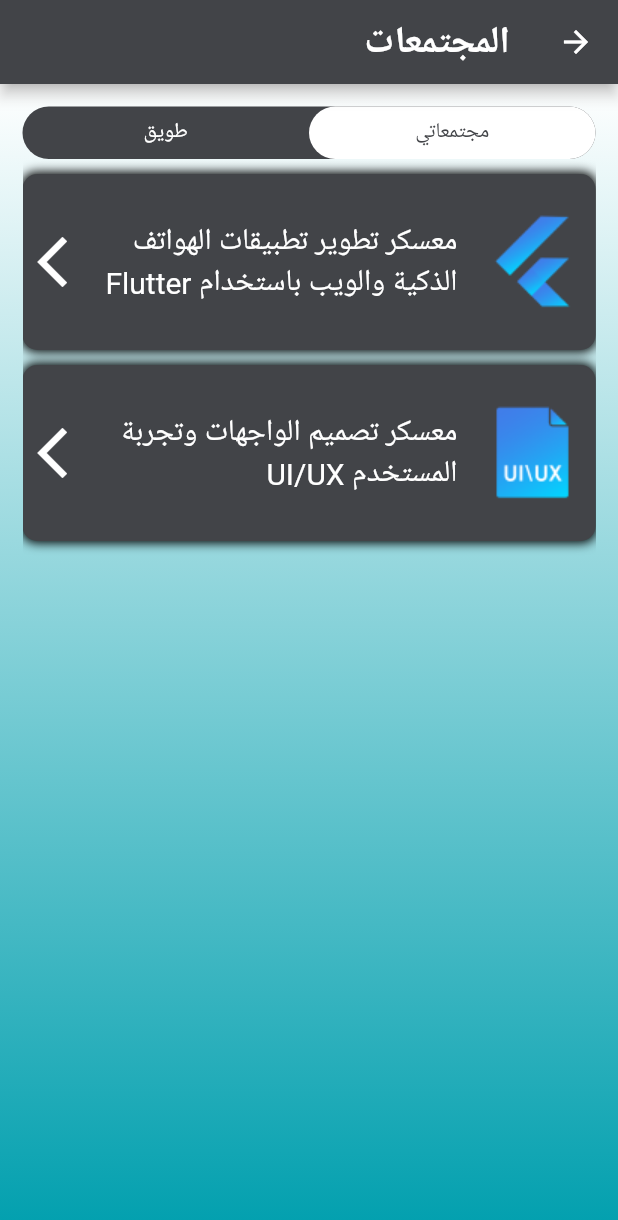
After one commit to RakanW10/tuwaiq_community, a Flutter app: the MycCommunitiesPage screen opened by its route, on a phone screen of 412 x 824 dp. The commit adds this screen. Shown: the top 1220 px of the screen. Run offline on Flutter 3.47's test engine with Material 2 defaults, Android fonts, the light colour scheme and no system bars; our stand-ins replace flutter_svg, get, percent_indicator.

Commit message:
create ommunitiesPage

```diff
--- /dev/null
+++ b/lib/Model/CommunityData.dart
@@ -0,0 +1,47 @@
+List myCommunity = [
+  {
+    "id": "1",
+    "nameCommunity":
+        "معسكر تطوير تطبيقات الهواتف الذكية والويب باستخدام Flutter",
+    "image": "images/image 1.png"
+  },
+  {
+    "id": "2",
+    "nameCommunity": "معسكر تصميم الواجهات وتجربة المستخدم UI/UX",
+    "image": "images/image 2.png"
+  }
+];
+
+List tuCommunity = [
+  {
+    "id": "1",
+    "nameCommunity":
+        "معسكر تطوير تطبيقات الهواتف الذكية والويب باستخدام Flutter",
+    "image": "images/image 1.png"
+  },
+  {
+    "id": "2",
+    "nameCommunity": "معسكر تصميم الواجهات وتجربة المستخدم UI/UX",
+    "image": "images/image 2.png"
+  },
+  {
+    "id": "3",
+    "nameCommunity": "معسكر تطوير تطبيقات Android",
+    "image": "images/image 3.png"
+  },
+  {
+    "id": "4",
+    "nameCommunity": " تطوير تطبيقات iOS باستخدام SwiftUI ",
+    "image": "images/image 4.png"
+  },
+  {
+    "id": "5",
+    "nameCommunity": "معسكر تصميم الواجهات وتجربة المستخدم UI/UX",
+    "image": "images/image 2.png"
+  },
+  {
+    "id": "6",
+    "nameCommunity": "معسكر تصميم الواجهات وتجربة المستخدم UI/UX",
+    "image": "images/image 2.png"
+  },
+];
--- a/lib/main.dart
+++ b/lib/main.dart
@@ -1,6 +1,8 @@
 import 'package:flutter/material.dart';
 import 'package:get/get.dart';
 import 'package:tuwaiq_community/router/router.dart';
+import 'package:tuwaiq_community/views/MycCommunitiesPage/MycCommunitiesPage.dart';
+import 'package:tuwaiq_community/views/MycCommunitiesPage/components/TabBarTest.dart';
 import 'package:tuwaiq_community/views/ProfilePage/profilePage.dart';
 import 'package:tuwaiq_community/views/loginPage/LoginPage.dart';
 
@@ -15,7 +17,7 @@ class MyApp extends StatelessWidget {
       //  initialRoute: RouterName.loginPage,
       getPages: routerApp,
       locale: const Locale("ar", "SA"),
-      home: LoginPage(),
+      home: ProfilePage(),
     );
   }
 }
--- a/lib/router/router.dart
+++ b/lib/router/router.dart
@@ -2,12 +2,16 @@ import 'package:get/get.dart';
 import 'package:tuwaiq_community/views/LoginPage/LoginPage.dart';
 import 'package:tuwaiq_community/views/ProfilePage/profilePage.dart';
 
+import '../views/MycCommunitiesPage/MycCommunitiesPage.dart';
+
 List<GetPage<dynamic>> routerApp = [
   GetPage(name: RouterName.loginPage, page: () => const LoginPage()),
   GetPage(name: RouterName.profilePage, page: () => const ProfilePage()),
+   GetPage(name: RouterName.communitiesPage, page: () =>  MycCommunitiesPage()),
 ];
 
 abstract class RouterName {
   static const String loginPage = "/LoginPage";
    static const String profilePage = "/ProfilePage";
+   static const String communitiesPage = "/communitiesPage";
 }
--- /dev/null
+++ b/lib/views/MycCommunitiesPage/MycCommunitiesPage.dart
@@ -0,0 +1,126 @@
+import 'package:flutter/cupertino.dart';
+import 'package:flutter/material.dart';
+import 'package:get/get.dart';
+import 'package:tuwaiq_community/Model/CommunityData.dart';
+import 'package:tuwaiq_community/views/MycCommunitiesPage/components/%20myCommunitiesCard.dart';
+import 'package:tuwaiq_community/views/style.dart';
+
+class MycCommunitiesPage extends StatefulWidget {
+  @override
+  _StackOverState createState() => _StackOverState();
+}
+
+class _StackOverState extends State<MycCommunitiesPage>
+    with SingleTickerProviderStateMixin {
+  late TabController _tabController;
+
+  @override
+  void initState() {
+    _tabController = TabController(length: 2, vsync: this);
+    super.initState();
+  }
+
+  @override
+  void dispose() {
+    super.dispose();
+    _tabController.dispose();
+  }
+
+  @override
+  Widget build(BuildContext context) {
+    return Scaffold(
+      appBar: AppBar(
+        backgroundColor: appColors.onSecondary,
+        title: Text(
+          'المجتمعات',
+          style: TextStyle(fontSize: 25, fontWeight: FontWeight.bold),
+        ),
+      ),
+      body: Container(
+        alignment: Alignment.center,
+        height: Get.height,
+        width: Get.width,
+        decoration: const BoxDecoration(
+          gradient: appColors.backgroundColor,
+        ),
+        child: Padding(
+          padding: const EdgeInsets.all(15),
+          child: Column(
+            children: [
+              Container(
+                height: 35,
+                decoration: BoxDecoration(
+                  color: appColors.onSecondary,
+                  borderRadius: BorderRadius.circular(25),
+                ),
+                child: TabBar(
+                  controller: _tabController,
+                  indicator: BoxDecoration(
+                    borderRadius: BorderRadius.circular(
+                      25.0,
+                    ),
+                    color: appColors.onMain,
+                  ),
+                  labelColor: appColors.onSecondary,
+                  unselectedLabelColor: appColors.onMain,
+                  tabs: [
+                    Tab(
+                      text: 'مجتمعاتي',
+                    ),
+                    Tab(
+                      text: 'طويق',
+                    ),
+                  ],
+                ),
+              ),
+
+              //---------------------------------------------------------------------------------
+              Expanded(
+                child: TabBarView(
+                  controller: _tabController,
+                  children: [
+                    GridView.builder(
+                      itemCount: myCommunity.length,
+                      gridDelegate: SliverGridDelegateWithFixedCrossAxisCount(
+                        crossAxisCount: 1,
+                        childAspectRatio: 3,
+                      ),
+                      itemBuilder: (BuildContext context, int index) {
+                        return Padding(
+                          padding: const EdgeInsets.only(top: 10),
+                          child: MyCommunitiesCard(
+                            image: myCommunity[index]["image"],
+                            nameCommunity: myCommunity[index]["nameCommunity"],
+                          ),
+                        );
+                      },
+                    ),
+
+//-----------------------------------------------------------------------------------
+
+                    GridView.builder(
+                      itemCount: tuCommunity.length,
+                      gridDelegate: SliverGridDelegateWithFixedCrossAxisCount(
+                        crossAxisCount: 1,
+                        childAspectRatio: 3,
+                      ),
+                      itemBuilder: (BuildContext context, int index) {
+                        return Padding(
+                          padding: const EdgeInsets.only(top: 10),
+                          child: MyCommunitiesCard(
+                            image: tuCommunity[index]["image"],
+                            nameCommunity: tuCommunity[index]["nameCommunity"],
+                          ),
+                        );
+                      },
+                    ),
+                  ],
+                ),
+              ),
+            ],
+          ),
+        ),
+      ),
+    );
+  }
+}
--- /dev/null
+++ b/lib/views/MycCommunitiesPage/components/ myCommunitiesCard.dart
@@ -0,0 +1,51 @@
+import 'package:flutter/cupertino.dart';
+import 'package:flutter/material.dart';
+import 'package:flutter/src/widgets/container.dart';
+import 'package:flutter/src/widgets/framework.dart';
+import 'package:get/get.dart';
+import 'package:tuwaiq_community/views/style.dart';
+
+class MyCommunitiesCard extends StatelessWidget {
+   MyCommunitiesCard({super.key , this.image, this.nameCommunity, this.onTapCard });
+  final String? image;
+  final String? nameCommunity;
+  Function()? onTapCard;
+
+  @override
+  Widget build(BuildContext context) {
+    return InkWell(
+      onTap:onTapCard ,
+      child: Container(
+        height: Get.height / 8,
+        width: Get.height - 20,
+        decoration: BoxDecoration(
+            color: appColors.onSecondary,
+            borderRadius: BorderRadius.circular(10),
+            boxShadow: [
+              BoxShadow(blurRadius: 5, spreadRadius: 1),
+            ]),
+        child: Row(
+          children: [
+            Image.asset(
+              image!,
+            ),
+            Container(
+              constraints: const BoxConstraints(
+                maxWidth: 250,
+              ),
+              child: Text(
+                nameCommunity!,
+                style: TextStyle(color: appColors.onMain, fontSize: 20),
+              ),
+            ),
+            Icon(
+              Icons.arrow_forward_ios_sharp,
+              color: appColors.onMain,
+              size: 40,
+            )
+          ],
+        ),
+      ),
+    );
+  }
+}
--- a/lib/views/ProfilePage/components/AchievementsBox.dart
+++ b/lib/views/ProfilePage/components/AchievementsBox.dart
@@ -7,7 +7,7 @@ import 'package:tuwaiq_community/views/style.dart';
 
 class AchievementsBox extends StatelessWidget {
   AchievementsBox({super.key, required this.image, required this.name});
-  Image? image;
+  dynamic? image;
   String? name;
 
   @override
@@ -28,7 +28,7 @@ class AchievementsBox extends StatelessWidget {
         ),
         child:
             Column(mainAxisAlignment: MainAxisAlignment.spaceEvenly, children: [
-          image!,
+          image,
           Text(
             name!,
             style: TextStyle(
--- a/lib/views/ProfilePage/components/percent.dart
+++ b/lib/views/ProfilePage/components/percent.dart
@@ -10,6 +10,8 @@ class percent extends StatelessWidget {
 
   double percentLv;
   int LevelNumber;
+
+  // tap viwe
 
   @override
   Widget build(BuildContext context) {
--- a/lib/views/ProfilePage/profilePage.dart
+++ b/lib/views/ProfilePage/profilePage.dart
@@ -1,6 +1,7 @@
 import 'package:flutter/material.dart';
 import 'package:flutter/src/widgets/container.dart';
 import 'package:flutter/src/widgets/framework.dart';
+import 'package:flutter_svg/svg.dart';
 import 'package:get/get.dart';
 import 'package:percent_indicator/linear_percent_indicator.dart';
 import 'package:tuwaiq_community/views/ProfilePage/components/AchievementsBox.dart';
@@ -119,6 +120,7 @@ class ProfilePage extends StatelessWidget {
                           width: Get.width,
                           height: 150,
                           child: ListView(
+
                             scrollDirection: Axis.horizontal,
                             children: [
                               AchievementsBox(
@@ -136,7 +138,8 @@ class ProfilePage extends StatelessWidget {
                                 width: 10,
                               ),
                               AchievementsBox(
-                                image: Image.asset("images/Group 898.jpg"),
+                                image:
+                                    SvgPicture.asset("images/Group 898-4.svg"),
                                 name: 'وسام Swift',
                               ),
                             ],
--- a/pubspec.yaml
+++ b/pubspec.yaml
@@ -38,6 +38,7 @@ dependencies:
   cupertino_icons: ^1.0.2
   get: ^4.6.5
   percent_indicator: ^4.2.2
+  flutter_svg: ^1.1.6
 
 dev_dependencies:
   flutter_test:
```
Also changed, not shown: lib/views/MycCommunitiesPage/components/TabBarTest.dart (added, +82 -0 lines), lib/views/ProfilePage/components/imageThemeProfilePage.dart (+4 -3 lines), images/Group 898-4.svg (added), images/Group 898.jpg (deleted), images/image 1.png (added), images/image 2.png (added), images/image 3.png (added), images/image 4.png (added), pubspec.lock.
